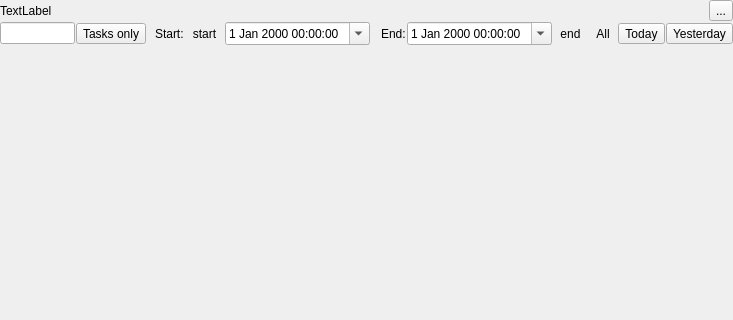
The window that Viewer/ecflowUI/src/TimelineWidget.ui (ecmwf/ecflow) describes before a commit, drawn with Qt 5; both pictures show x 0 to 733 and y 0 to 320 of the 733 by 664 pixel window.
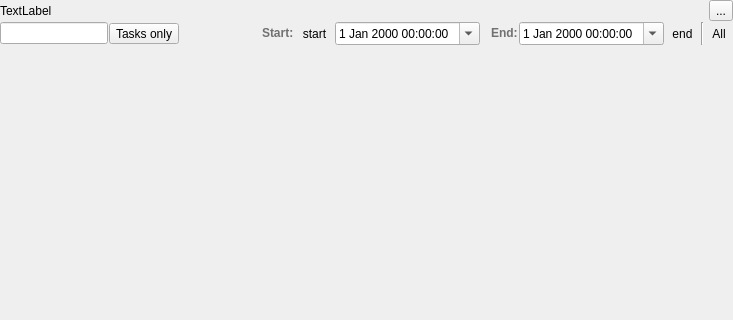
The same window after the commit. Icons and pictures are not drawn. Custom widgets are drawn as their Qt base class.

Commit message: ecFlowUI: implement timeline view ECFLOW-1264

What changed in the file:
```diff
--- a/Viewer/ecflowUI/src/TimelineWidget.ui
+++ b/Viewer/ecflowUI/src/TimelineWidget.ui
@@ -81,8 +81,14 @@
      </item>
      <item>
       <widget class="QLabel" name="label">
+       <property name="styleSheet">
+        <string notr="true">color: rgb(72, 81, 124);</string>
+       </property>
        <property name="text">
-        <string>Start:</string>
+        <string>&lt;html&gt;&lt;head/&gt;&lt;body&gt;&lt;p&gt;&lt;span style=&quot; font-weight:600; color:#717171;&quot;&gt;Start:&lt;/span&gt;&lt;/p&gt;&lt;/body&gt;&lt;/html&gt;</string>
+       </property>
+       <property name="textFormat">
+        <enum>Qt::RichText</enum>
        </property>
       </widget>
      </item>
@@ -129,7 +135,10 @@
      <item>
       <widget class="QLabel" name="label_2">
        <property name="text">
-        <string>End:</string>
+        <string>&lt;html&gt;&lt;head/&gt;&lt;body&gt;&lt;p&gt;&lt;span style=&quot; font-weight:600; color:#717171;&quot;&gt;End:&lt;/span&gt;&lt;/p&gt;&lt;/body&gt;&lt;/html&gt;</string>
+       </property>
+       <property name="textFormat">
+        <enum>Qt::RichText</enum>
        </property>
       </widget>
      </item>
@@ -157,6 +166,13 @@
        </property>
       </widget>
      </item>
+     <item>
+      <widget class="Line" name="line">
+       <property name="orientation">
+        <enum>Qt::Vertical</enum>
+       </property>
+      </widget>
+     </item>
      <item>
       <widget class="QToolButton" name="wholePeriodTb">
        <property name="statusTip">
@@ -174,20 +190,6 @@
        </property>
       </widget>
      </item>
-     <item>
-      <widget class="QToolButton" name="todayTb">
-       <property name="text">
-        <string>Today</string>
-       </property>
-      </widget>
-     </item>
-     <item>
-      <widget class="QToolButton" name="yesterdayTb">
-       <property name="text">
-        <string>Yesterday</string>
-       </property>
-      </widget>
-     </item>
     </layout>
    </item>
    <item>
```
Left out of the diff: 5 changed lines with no effect on the pictures. The commit also changes 7 other files.
